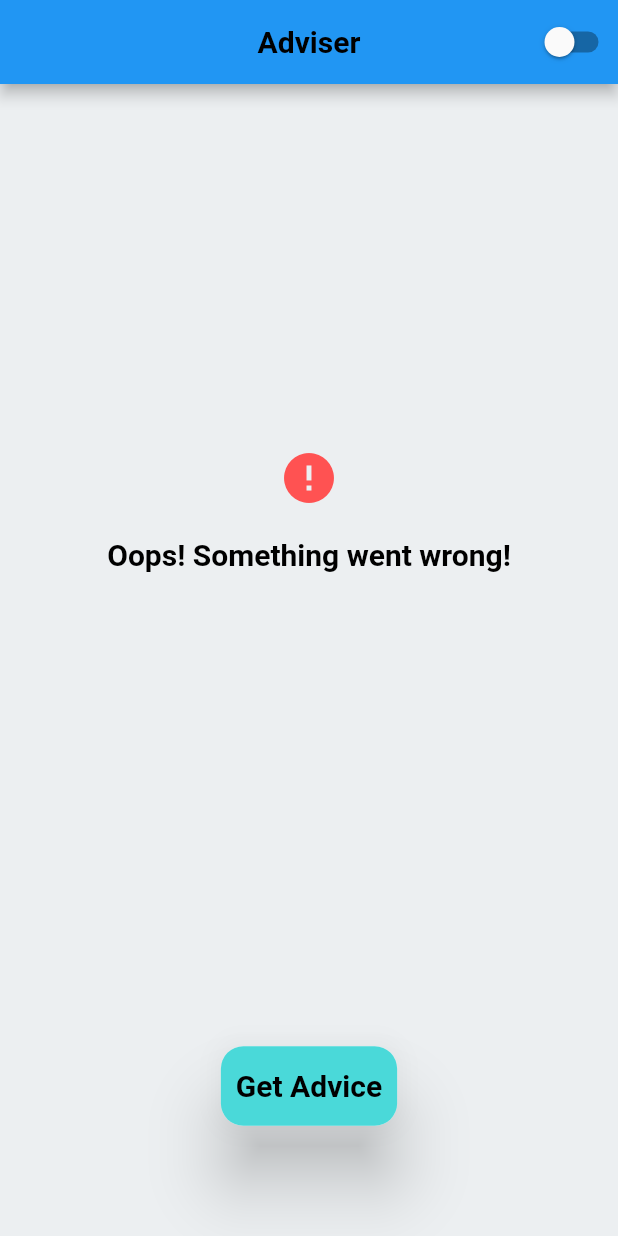
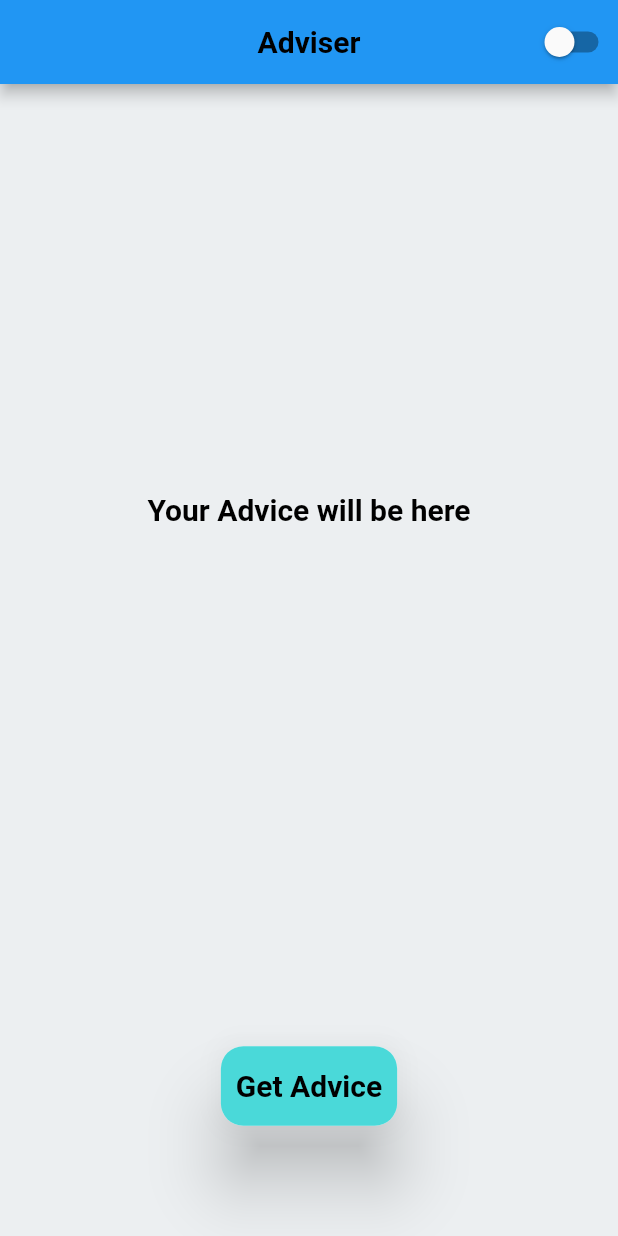
Before and after one commit to Lurchfresser/learn_flutter_2_udemy, a Flutter app: the screen it shows after launch, on a phone screen of 412 x 824 dp. Run offline on Flutter 3.47's test engine with Material 3 defaults, Android fonts, the phone set to English and light mode, and no system bars; our stand-ins replace flutter_bloc; Roboto replaces fonts that are missing (Rubik).

Commit message:
Implemented bloc with fake API (Video 74)

```diff
--- a/lib/3_application/pages/advice/advice_page.dart
+++ b/lib/3_application/pages/advice/advice_page.dart
@@ -1,11 +1,27 @@
 // ignore_for_file: deprecated_member_use
+
+import 'dart:math';
 
 import 'package:flutter/material.dart';
 import 'package:learn_flutter_2_udemy/3_application/core/services/theme_service.dart';
+import 'package:learn_flutter_2_udemy/3_application/pages/advice/bloc/advicer_bloc.dart';
 import 'package:learn_flutter_2_udemy/3_application/pages/advice/widgets/advice_field.dart';
 import 'package:learn_flutter_2_udemy/3_application/pages/advice/widgets/custom_button.dart';
 import 'package:learn_flutter_2_udemy/3_application/pages/advice/widgets/error_message.dart';
 import 'package:provider/provider.dart';
+import 'package:flutter_bloc/flutter_bloc.dart';
+
+class AdvicerPageWrapperProvider extends StatelessWidget {
+  const AdvicerPageWrapperProvider({super.key});
+
+  @override
+  Widget build(BuildContext context) {
+    return BlocProvider(
+      create: (context) => AdvicerBloc(),
+      child: const AdvicePage(),
+    );
+  }
+}
 
 class AdvicePage extends StatelessWidget {
   const AdvicePage({super.key});
@@ -27,26 +43,39 @@ class AdvicePage extends StatelessWidget {
           )
         ],
       ),
-      body: const Padding(
-        padding: EdgeInsets.symmetric(horizontal: 50.0),
+      body: Padding(
+        padding: const EdgeInsets.symmetric(horizontal: 50.0),
         child: Column(
           children: [
             Expanded(
               child: Center(
-                child: ErrorMessage(message: "Oops! Something went wrong!")
-                // AdviceField(
-                //   advice: "Example Advice: bhuiqewf qwei qwiudh",
-                // ),
-                // CircularProgressIndicator(
-                //   color: theme.colorScheme.secondary,
-                // ),
-                // Text(
-                //   "Your Advice will be here",
-                //   style: theme.textTheme.headline1,
-                // ),
+                child: BlocBuilder<AdvicerBloc, AdvicerState>(
+                  builder: (context, state) {
+                    if (state is AdvicerInitial) {
+                      return Text(
+                        "Your Advice will be here",
+                        style: theme.textTheme.headline1,
+                      );
+                    } else if (state is AdvicerStateLoading) {
+                      return CircularProgressIndicator(
+                        color: theme.colorScheme.secondary,
+                      );
+                    } else if (state is AdvicerStateLoaded) {
+                      return AdviceField(
+                        advice: state.advice,
+                      );
+                    } else if (state is AdvicerStateError) {
+                      return ErrorMessage(
+                        message: state.message,
+                      );
+                    }
+                    return const ErrorMessage(
+                        message: "Oops! Something went wrong!");
+                  },
+                ),
               ),
             ),
-            SizedBox(
+            const SizedBox(
                 height: 200,
                 child: Center(
                   child: CustomButton(),
--- /dev/null
+++ b/lib/3_application/pages/advice/bloc/advicer_bloc.dart
@@ -0,0 +1,21 @@
+import 'package:flutter_bloc/flutter_bloc.dart';
+import 'package:flutter/material.dart';
+
+part 'advicer_event.dart';
+part 'advicer_state.dart';
+
+class AdvicerBloc extends Bloc<AdvicerEvent, AdvicerState> {
+  AdvicerBloc() : super(AdvicerInitial()) {
+    on<AdviceRequestedEvent>((event, emit) async {
+      emit(AdvicerStateLoading());
+      //business logic
+      //for example: get advice from api
+      debugPrint("fakeAdvice triggert from api");
+
+      await Future.delayed(const Duration(seconds: 2), () {});
+
+      debugPrint("got fakeAdvice from api");
+      emit(AdvicerStateLoaded(advice: "fakeAdvice"));
+    });
+  }
+}
--- /dev/null
+++ b/lib/3_application/pages/advice/bloc/advicer_event.dart
@@ -0,0 +1,8 @@
+part of 'advicer_bloc.dart';
+
+@immutable
+sealed class AdvicerEvent {}
+
+class AdviceRequestedEvent extends AdvicerEvent {
+
+}
--- /dev/null
+++ b/lib/3_application/pages/advice/bloc/advicer_state.dart
@@ -0,0 +1,20 @@
+part of 'advicer_bloc.dart';
+
+@immutable
+sealed class AdvicerState {}
+
+final class AdvicerInitial extends AdvicerState {}
+
+class AdvicerStateLoading extends AdvicerState {}
+
+class AdvicerStateLoaded extends AdvicerState {
+  final String advice;
+
+  AdvicerStateLoaded({required this.advice});
+}
+
+class AdvicerStateError extends AdvicerState {
+  final String message;
+
+  AdvicerStateError({required this.message});
+}
--- a/lib/3_application/pages/advice/widgets/custom_button.dart
+++ b/lib/3_application/pages/advice/widgets/custom_button.dart
@@ -1,6 +1,8 @@
 // ignore_for_file: deprecated_member_use
 
 import 'package:flutter/material.dart';
+import 'package:flutter_bloc/flutter_bloc.dart';
+import 'package:learn_flutter_2_udemy/3_application/pages/advice/bloc/advicer_bloc.dart';
 
 class CustomButton extends StatelessWidget {
   const CustomButton({super.key});
@@ -10,8 +12,7 @@ class CustomButton extends StatelessWidget {
     final theme = Theme.of(context);
     return InkResponse(
       onTap: () {
-        //TODO: Implement
-        print("Will be implemented later");
+        BlocProvider.of<AdvicerBloc>(context).add(AdviceRequestedEvent());
       },
       child: Material(
         elevation: 20,
--- a/lib/main.dart
+++ b/lib/main.dart
@@ -24,7 +24,7 @@ class MainApp extends StatelessWidget {
       theme: AppTheme.lightTheme,
       darkTheme: AppTheme.darkTheme,
       home: const SafeArea(
-        child: AdvicePage(),
+        child: AdvicerPageWrapperProvider(),
       ),
     );
     });
--- a/pubspec.yaml
+++ b/pubspec.yaml
@@ -9,12 +9,13 @@ environment:
 dependencies:
   flutter:
     sdk: flutter
+  flutter_bloc: ^8.1.3
   provider: ^6.1.1
 
 dev_dependencies:
   flutter_test:
     sdk: flutter
-  flutter_lints: ^2.0.0
+  flutter_lints: ^3.0.1
 
 flutter:
   uses-material-design: true
```
Also changed, not shown: pubspec.lock.
